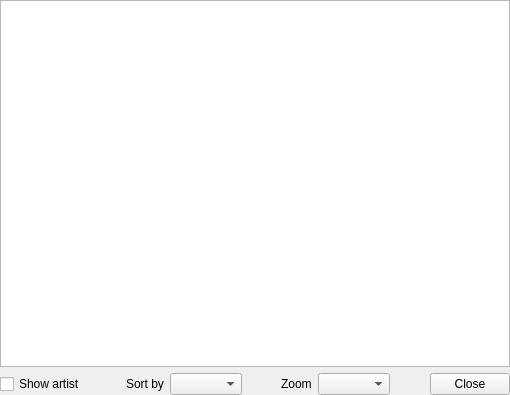
Qt form src/GUI/Library/GUI_CoverView.ui (Inferno214221/sayonara-player) before a commit.
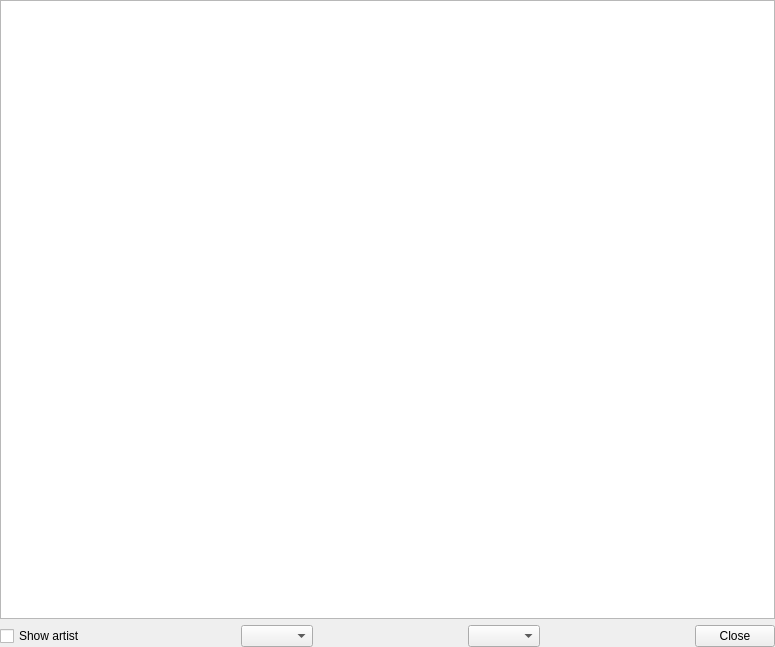
The same form after that commit. Custom widgets are drawn as their Qt base class.

The edit to the form file:
```diff
--- a/src/GUI/Library/GUI_CoverView.ui
+++ b/src/GUI/Library/GUI_CoverView.ui
@@ -6,8 +6,8 @@
    <rect>
     <x>0</x>
     <y>0</y>
-    <width>510</width>
-    <height>395</height>
+    <width>775</width>
+    <height>647</height>
    </rect>
   </property>
   <layout class="QGridLayout" name="gridLayout">
@@ -61,13 +61,6 @@
         </property>
        </spacer>
       </item>
-      <item>
-       <widget class="QLabel" name="lab_sorting">
-        <property name="text">
-         <string>Sort by</string>
-        </property>
-       </widget>
-      </item>
       <item>
        <widget class="Gui::ComboBox" name="combo_sorting"/>
       </item>
@@ -84,13 +77,6 @@
         </property>
        </spacer>
       </item>
-      <item>
-       <widget class="QLabel" name="lab_zoom">
-        <property name="text">
-         <string>Zoom</string>
-        </property>
-       </widget>
-      </item>
       <item>
        <widget class="Gui::ComboBox" name="combo_zoom"/>
       </item>
```
